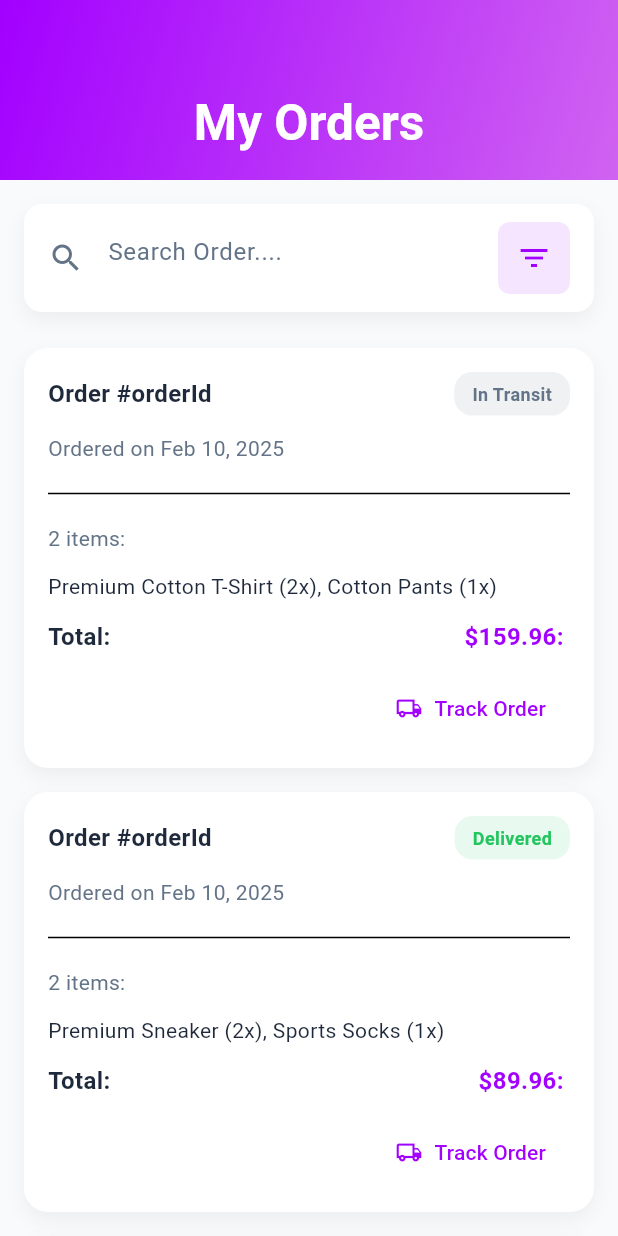
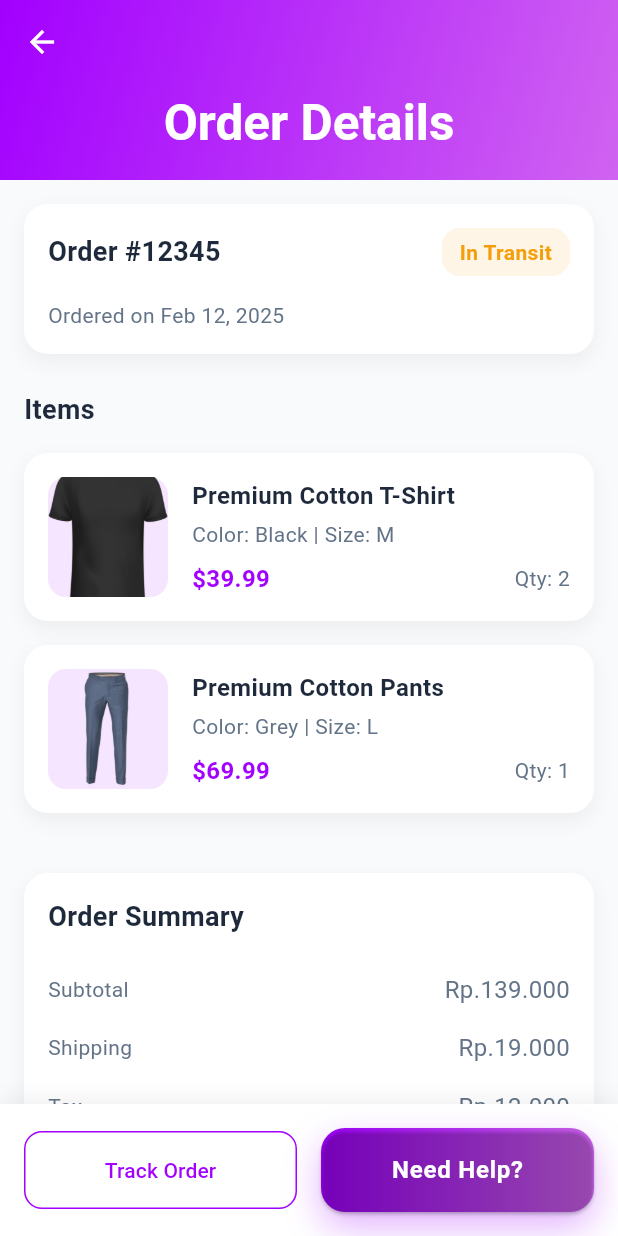
Before and after one commit to FarhanDev2025/uas-semester-4, a Flutter app: the screen it shows after launch, after a tap on "Order #orderId", on a phone screen of 412 x 824 dp. Run offline on Flutter 3.47's test engine with Material 3 defaults, Android fonts, the phone set to English and light mode, and no system bars; Roboto replaces fonts that are missing (Poppins).

Commit message:
Tambah order_details di part_4

```diff
--- a/lib/main.dart
+++ b/lib/main.dart
@@ -1,8 +1,11 @@
 import 'package:app_jualan/screens/choose_language_screen.dart';
 import 'package:app_jualan/screens/forgot_email_screen.dart';
 import 'package:app_jualan/screens/forgot_password_screen.dart';
+import 'package:app_jualan/screens/home_screen.dart';
 import 'package:app_jualan/screens/main_screen.dart';
-import 'package:app_jualan/screens/order_list_screen.dart';
+import 'package:app_jualan/screens/order_confirmation_screen.dart';
+import 'package:app_jualan/screens/my_orders_screen.dart';
+import 'package:app_jualan/screens/order_tracking_screen.dart';
 import 'package:app_jualan/screens/otp_verification_screen.dart';
 import 'package:app_jualan/screens/splash_screen.dart';
 import 'package:app_jualan/theme/theme.dart';
@@ -30,7 +33,7 @@ class MyApp extends StatelessWidget {
       title: 'jualan',
       debugShowCheckedModeBanner: false,
       theme: AppTheme.lightTheme,
-      home: OrderListScreen(),
+      home: MyOrdersScreen(),
     );
   }
 }
--- a/lib/screens/order_list_screen.dart
+++ b/lib/screens/my_orders_screen.dart
@@ -1,8 +1,9 @@
+import 'package:app_jualan/screens/order_details_screen.dart';
 import 'package:app_jualan/screens/order_tracking_screen.dart';
 import 'package:app_jualan/theme/theme.dart';
 import 'package:flutter/material.dart';
 
-class OrderListScreen extends StatelessWidget {
+class MyOrdersScreen extends StatelessWidget {
   final orders = [
     {
       'orderId': '12345',
@@ -273,12 +274,12 @@ class OrderListScreen extends StatelessWidget {
                       items: order['items'] as List<String>,
                       total: order['total'] as double,
                       onTap: () {
-                        //   Navigator.push(
-                        //     context,
-                        //     MaterialPageRoute(
-                        //       builder: (context) =>OrderDetailsScreen,
-                        //     ),
-                        //   );
+                        Navigator.push(
+                          context,
+                          MaterialPageRoute(
+                            builder: (context) => OrderDetailsScreen(),
+                          ),
+                        );
                       },
                       context: context,
                     ),
--- /dev/null
+++ b/lib/screens/order_details_screen.dart
@@ -0,0 +1,459 @@
+import 'package:app_jualan/screens/order_tracking_screen.dart';
+import 'package:app_jualan/theme/theme.dart';
+import 'package:app_jualan/widgets/gradient_button.dart';
+import 'package:flutter/material.dart';
+
+class OrderDetailsScreen extends StatelessWidget {
+  const OrderDetailsScreen({super.key});
+
+  Widget _buildOrderItem({
+    required String image,
+    required String name,
+    required String variant,
+    required double price,
+    required int quantity,
+  }) {
+    return Container(
+      padding: EdgeInsets.all(16),
+      margin: EdgeInsets.only(bottom: 16),
+      decoration: BoxDecoration(
+        color: Colors.white,
+        borderRadius: BorderRadius.circular(16),
+        boxShadow: [
+          BoxShadow(
+            color: Colors.black.withOpacity(0.05),
+            blurRadius: 10,
+            offset: Offset(0, 5),
+          ),
+        ],
+      ),
+      child: Row(
+        children: [
+          Container(
+            height: 80,
+            width: 80,
+            decoration: BoxDecoration(
+              color: AppTheme.primaryColor.withOpacity(0.1),
+              borderRadius: BorderRadius.circular(12),
+            ),
+            child: Image.asset(image, fit: BoxFit.cover),
+          ),
+          SizedBox(width: 16),
+          Expanded(
+            child: Column(
+              crossAxisAlignment: CrossAxisAlignment.start,
+              children: [
+                Text(
+                  name,
+                  style: TextStyle(
+                    fontSize: 16,
+                    fontWeight: FontWeight.bold,
+                    color: AppTheme.textPrimary,
+                  ),
+                ),
+                SizedBox(height: 4),
+                Text(
+                  variant,
+                  style: TextStyle(fontSize: 14, color: AppTheme.textSecondary),
+                ),
+                SizedBox(height: 8),
+                Row(
+                  mainAxisAlignment: MainAxisAlignment.spaceBetween,
+                  children: [
+                    Text(
+                      '\$${price.toStringAsFixed(2)}',
+                      style: TextStyle(
+                        fontSize: 16,
+                        color: AppTheme.primaryColor,
+                        fontWeight: FontWeight.bold,
+                      ),
+                    ),
+                    Text(
+                      'Qty: $quantity',
+                      style: TextStyle(color: AppTheme.textSecondary),
+                    ),
+                  ],
+                ),
+              ],
+            ),
+          ),
+        ],
+      ),
+    );
+  }
+
+  Widget _buildDetailItem(
+    String lable,
+    String value, {
+    bool isPrimary = false,
+  }) {
+    return Padding(
+      padding: EdgeInsets.symmetric(vertical: 8),
+      child: Row(
+        mainAxisAlignment: MainAxisAlignment.spaceBetween,
+        children: [
+          Text(
+            lable,
+            style: TextStyle(fontSize: 14, color: AppTheme.textSecondary),
+          ),
+          Text(
+            value,
+            style: TextStyle(
+              fontSize: 16,
+              color: isPrimary ? AppTheme.primaryColor : AppTheme.textSecondary,
+              fontWeight: isPrimary ? FontWeight.bold : FontWeight.normal,
+            ),
+          ),
+        ],
+      ),
+    );
+  }
+
+  @override
+  Widget build(BuildContext context) {
+    return Scaffold(
+      backgroundColor: AppTheme.backgroundColor,
+      body: CustomScrollView(
+        slivers: [
+          SliverAppBar(
+            pinned: true,
+            expandedHeight: 120,
+            backgroundColor: Colors.transparent,
+            foregroundColor: Colors.white,
+            flexibleSpace: Container(
+              decoration: BoxDecoration(
+                gradient: LinearGradient(
+                  colors: AppTheme.primaryGradient,
+                  begin: Alignment.topLeft,
+                  end: Alignment.bottomRight,
+                ),
+              ),
+              child: FlexibleSpaceBar(
+                title: Text(
+                  "Order Details",
+                  style: TextStyle(
+                    color: Colors.white,
+                    fontWeight: FontWeight.bold,
+                  ),
+                ),
+                centerTitle: true,
+              ),
+            ),
+          ),
+          SliverToBoxAdapter(
+            child: Padding(
+              padding: EdgeInsets.all(16),
+              child: Column(
+                crossAxisAlignment: CrossAxisAlignment.start,
+                children: [
+                  Container(
+                    padding: EdgeInsets.all(16),
+                    decoration: BoxDecoration(
+                      color: Colors.white,
+                      borderRadius: BorderRadius.circular(16),
+                      boxShadow: [
+                        BoxShadow(
+                          color: Colors.black.withOpacity(0.05),
+                          blurRadius: 10,
+                          offset: Offset(0, 5),
+                        ),
+                      ],
+                    ),
+                    child: Column(
+                      crossAxisAlignment: CrossAxisAlignment.start,
+                      children: [
+                        Row(
+                          mainAxisAlignment: MainAxisAlignment.spaceBetween,
+                          children: [
+                            Text(
+                              "Order #12345",
+                              style: TextStyle(
+                                fontSize: 18,
+                                fontWeight: FontWeight.bold,
+                                color: AppTheme.textPrimary,
+                              ),
+                            ),
+                            Container(
+                              padding: EdgeInsets.symmetric(
+                                horizontal: 12,
+                                vertical: 6,
+                              ),
+                              decoration: BoxDecoration(
+                                color: AppTheme.warning.withOpacity(0.1),
+                                borderRadius: BorderRadius.circular(12),
+                              ),
+                              child: Text(
+                                'In Transit',
+                                style: TextStyle(
+                                  color: AppTheme.warning,
+                                  fontWeight: FontWeight.bold,
+                                ),
+                              ),
+                            ),
+                          ],
+                        ),
+                        SizedBox(height: 16),
+                        Text(
+                          "Ordered on Feb 12, 2025",
+                          style: TextStyle(color: AppTheme.textSecondary),
+                        ),
+                      ],
+                    ),
+                  ),
+                  SizedBox(height: 24),
+                  Text(
+                    "Items",
+                    style: TextStyle(
+                      fontSize: 18,
+                      fontWeight: FontWeight.bold,
+                      color: AppTheme.textPrimary,
+                    ),
+                  ),
+                  SizedBox(height: 16),
+                  _buildOrderItem(
+                    image: 'assets/images/black t-shirt.png',
+                    name: 'Premium Cotton T-Shirt',
+                    variant: "Color: Black | Size: M",
+                    price: 39.99,
+                    quantity: 2,
+                  ),
+                  _buildOrderItem(
+                    image: 'assets/images/cotton pant 1.png',
+                    name: 'Premium Cotton Pants',
+                    variant: "Color: Grey | Size: L",
+                    price: 69.99,
+                    quantity: 1,
+                  ),
+                  SizedBox(height: 24),
+                  Container(
+                    padding: EdgeInsets.all(16),
+                    decoration: BoxDecoration(
+                      color: Colors.white,
+                      borderRadius: BorderRadius.circular(16),
+                      boxShadow: [
+                        BoxShadow(
+                          color: Colors.black.withOpacity(0.05),
+                          blurRadius: 10,
+                          offset: Offset(0, 5),
+                        ),
+                      ],
+                    ),
+                    child: Column(
+                      crossAxisAlignment: CrossAxisAlignment.start,
+                      children: [
+                        Text(
+                          "Order Summary",
+                          style: TextStyle(
+                            fontSize: 18,
+                            fontWeight: FontWeight.bold,
+                            color: AppTheme.textPrimary,
+                          ),
+                        ),
+                        SizedBox(height: 16),
+                        _buildDetailItem("Subtotal", 'Rp.139.000'),
+                        _buildDetailItem('Shipping', 'Rp.19.000'),
+                        _buildDetailItem('Tax', 'Rp.12.000'),
+                        Divider(height: 24),
+                        _buildDetailItem(
+                          'Total',
+                          'Rp.170.000',
+                          isPrimary: true,
+                        ),
+                      ],
+                    ),
+                  ),
+                  SizedBox(height: 24),
+                  Container(
+                    padding: EdgeInsets.all(16),
+                    decoration: BoxDecoration(
+                      color: Colors.white,
+                      borderRadius: BorderRadius.circular(16),
+                      boxShadow: [
+                        BoxShadow(
+                          color: Colors.black.withOpacity(0.05),
+                          blurRadius: 10,
+                          offset: Offset(0, 5),
+                        ),
+                      ],
+                    ),
+                    child: Column(
+                      crossAxisAlignment: CrossAxisAlignment.start,
+                      children: [
+                        Text(
+                          "Shipping Details",
+                          style: TextStyle(
+                            fontSize: 18,
+                            fontWeight: FontWeight.bold,
+                            color: AppTheme.textPrimary,
+                          ),
+                        ),
+                        SizedBox(height: 16),
+                        _buildDetailItem('Name', 'John'),
+                        _buildDetailItem("Phone", '+62 87762421070'),
+                        _buildDetailItem(
+                          "Addres",
+                          "123 Main Stree, Apt 4B\nNew York, NY 10001\nUnited States",
+                        ),
+                      ],
+                    ),
+                  ),
+                  SizedBox(height: 24),
+                  Container(
+                    padding: EdgeInsets.all(16),
+                    decoration: BoxDecoration(
+                      color: Colors.white,
+                      borderRadius: BorderRadius.circular(16),
+                      boxShadow: [
+                        BoxShadow(
+                          color: Colors.black.withOpacity(0.05),
+                          blurRadius: 10,
+                          offset: Offset(0, 5),
+                        ),
+                      ],
+                    ),
+                    child: Column(
+                      crossAxisAlignment: CrossAxisAlignment.start,
+                      children: [
+                        Text(
+                          "Shipping Details",
+                          style: TextStyle(
+                            fontSize: 18,
+                            fontWeight: FontWeight.bold,
+                            color: AppTheme.textPrimary,
+                          ),
+                        ),
+                        SizedBox(height: 16),
+                        _buildDetailItem('Name', 'John'),
+                        _buildDetailItem("Phone", '+62 87762421070'),
+                        _buildDetailItem(
+                          "Addres",
+                          "123 Main Stree, Apt 4B\nNew York, NY 10001\nUnited States",
+                        ),
+                      ],
+                    ),
+                  ),
+                  SizedBox(height: 24),
+                  Container(
+                    padding: EdgeInsets.all(16),
+                    decoration: BoxDecoration(
+                      color: Colors.white,
+                      borderRadius: BorderRadius.circular(16),
+                      boxShadow: [
+                        BoxShadow(
+                          color: Colors.black.withOpacity(0.05),
+                          blurRadius: 10,
+                          offset: Offset(0, 5),
+                        ),
+                      ],
+                    ),
+                    child: Column(
+                      crossAxisAlignment: CrossAxisAlignment.start,
+                      children: [
+                        Text(
+                          "Payment Method",
+                          style: TextStyle(
+                            fontSize: 18,
+                            fontWeight: FontWeight.bold,
+                            color: AppTheme.textPrimary,
+                          ),
+                        ),
+                        SizedBox(height: 16),
+                        Row(
+                          children: [
+                            Container(
+                              padding: EdgeInsets.all(12),
+                              decoration: BoxDecoration(
+                                color: AppTheme.primaryColor.withOpacity(0.1),
+                                borderRadius: BorderRadius.circular(12),
+                              ),
+                              child: Icon(
+                                Icons.credit_card,
+                                color: AppTheme.primaryColor,
+                              ),
+                            ),
+                            SizedBox(width: 16),
+                            Expanded(
+                              child: Column(
+                                crossAxisAlignment: CrossAxisAlignment.start,
+                                children: [
+                                  Text(
+                                    "Payment Method",
+                                    style: TextStyle(
+                                      fontSize: 14,
+                                      color: AppTheme.textSecondary,
+                                    ),
+                                  ),
+                                  Text(
+                                    "Credit Card **** **** **** 1234",
+                                    style: TextStyle(
+                                      color: AppTheme.textPrimary,
+                                    ),
+                                  ),
+                                  SizedBox(height: 4),
+                                ],
+                              ),
+                            ),
+                          ],
+                        ),
+                      ],
+                    ),
+                  ),
+                  SizedBox(height: 100),
+                ],
+              ),
+            ),
+          ),
+        ],
+      ),
+      bottomSheet: Container(
+        padding: EdgeInsets.all(16),
+        decoration: BoxDecoration(
+          color: Colors.white,
+          boxShadow: [
+            BoxShadow(
+              color: Colors.black.withOpacity(0.05),
+              blurRadius: 10,
+              offset: Offset(0, -5),
+            ),
+          ],
+        ),
+        child: SafeArea(
+          child: Row(
+            children: [
+              Expanded(
+                child: OutlinedButton(
+                  onPressed: () {
+                    Navigator.push(
+                      context,
+                      MaterialPageRoute(builder: (context) => OrderTrackingScreen()),
+                    );
+                  },
+                  style: OutlinedButton.styleFrom(
+                    padding: EdgeInsets.symmetric(vertical: 16),
+                    side: BorderSide(color: AppTheme.primaryColor),
+                    shape: RoundedRectangleBorder(
+                      borderRadius: BorderRadius.circular(12),
+                    ),
+                  ),
+                  child: Text("Track Order"),
+                ),
+              ),
+              SizedBox(width: 16),
+              Expanded(
+                child: GradientButton(
+                  text: "Need Help?",
+                  onPressed: () {
+                    // Navigator.push(
+                    //   context,
+                    //   MaterialPageRoute(builder: (context) => MainScreen()),
+                    // );
+                  },
+                ),
+              ),
+            ],
+          ),
+        ),
+      ),
+    );
+  }
+}
--- a/lib/screens/order_tracking_screen.dart
+++ b/lib/screens/order_tracking_screen.dart
@@ -1,4 +1,5 @@
 import 'package:app_jualan/screens/main_screen.dart';
+import 'package:app_jualan/screens/order_details_screen.dart';
 import 'package:app_jualan/theme/theme.dart';
 import 'package:app_jualan/widgets/gradient_button.dart';
 import 'package:flutter/material.dart';
@@ -401,7 +402,7 @@ class OrderTrackingScreen extends StatelessWidget {
                   onPressed: () {
                     Navigator.push(
                       context,
-                      MaterialPageRoute(builder: (context) => OrderTrackingScreen()),
+                      MaterialPageRoute(builder: (context) => OrderDetailsScreen()),
                     );
                   },
                   style: OutlinedButton.styleFrom(
```
